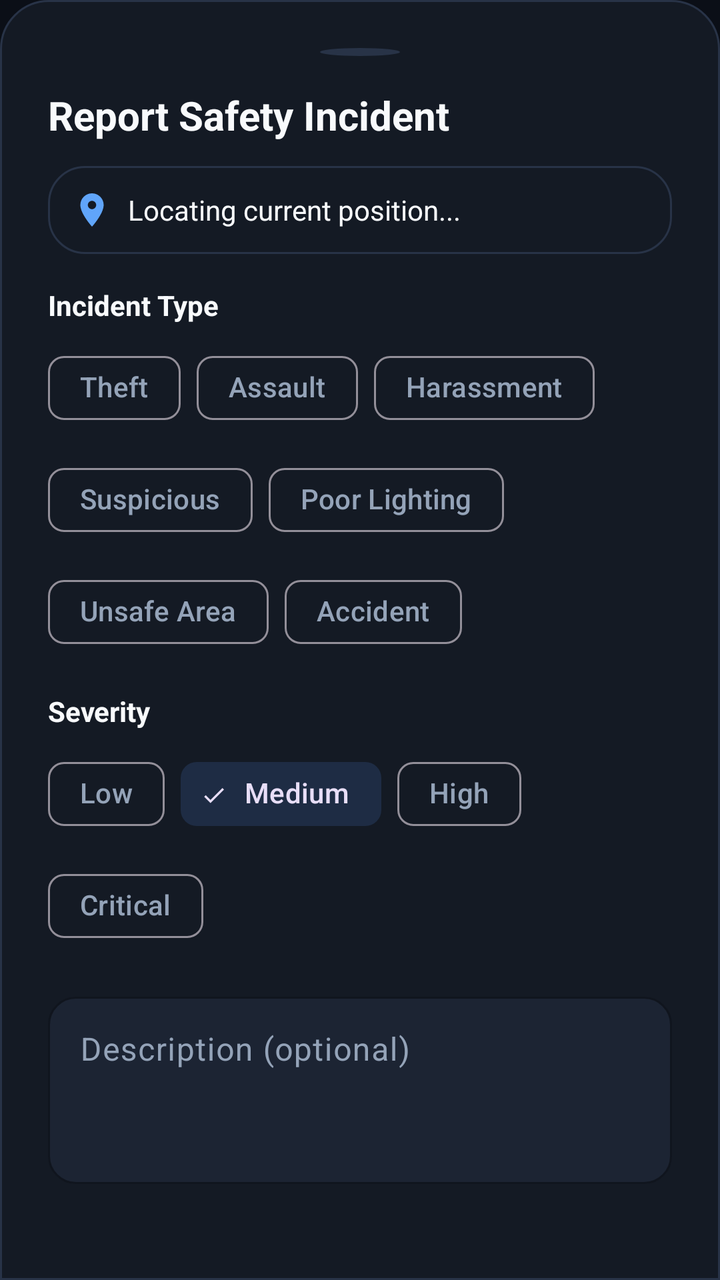
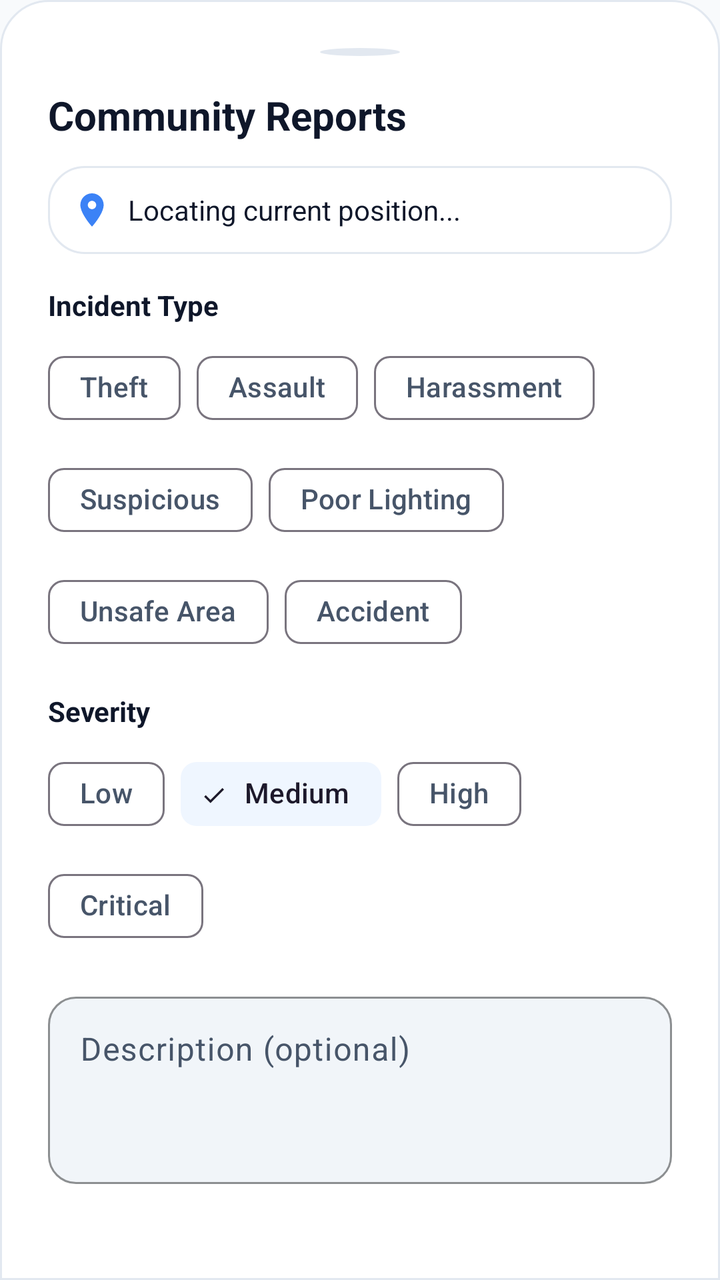

The first picture is an Android layout as it rendered before a commit; the second is the same layout after the commit. The layout source and the unified diff follow.
<!-- AndroidManifest.xml: application theme Theme.RiskFreeRoutes -->
<!-- res/layout/fragment_report_incident.xml -->
<?xml version="1.0" encoding="utf-8"?>
<LinearLayout
    xmlns:android="http://schemas.android.com/apk/res/android"
    xmlns:app="http://schemas.android.com/apk/res-auto"
    android:layout_width="match_parent"
    android:layout_height="wrap_content"
    android:orientation="vertical"
    android:padding="24dp"
    android:background="@drawable/shape_bottom_sheet_bg">

    
    <View
        android:layout_width="40dp"
        android:layout_height="4dp"
        android:layout_gravity="center_horizontal"
        android:layout_marginBottom="16dp"
        android:background="@drawable/shape_circle"
        android:backgroundTint="@color/colorSurfaceBorder" />

    <TextView
        android:layout_width="wrap_content"
        android:layout_height="wrap_content"
        android:text="Report Safety Incident"
        android:textSize="20sp"
        android:textStyle="bold"
        android:textColor="@color/text_primary"
        android:layout_marginBottom="12dp" />

    <LinearLayout
        android:layout_width="match_parent"
        android:layout_height="wrap_content"
        android:orientation="horizontal"
        android:gravity="center_vertical"
        android:background="@drawable/glass_card_bg"
        android:padding="12dp"
        android:layout_marginBottom="16dp">
        
        <ImageView
            android:layout_width="20dp"
            android:layout_height="20dp"
            android:src="@drawable/ic_location_pin"
            app:tint="@color/primary_blue_light" />
            
        <TextView
            android:id="@+id/tvLocationLabel"
            android:layout_width="wrap_content"
            android:layout_height="wrap_content"
            android:text="Locating current position..."
            android:textSize="14sp"
            android:textColor="@color/text_primary"
            android:layout_marginStart="8dp" />
    </LinearLayout>

    <TextView
        android:layout_width="wrap_content"
        android:layout_height="wrap_content"
        android:text="Incident Type"
        android:textSize="14sp"
        android:textStyle="bold"
        android:textColor="@color/text_primary"
        android:layout_marginBottom="8dp" />

    <com.google.android.material.chip.ChipGroup
        android:id="@+id/chipGroupType"
        android:layout_width="match_parent"
        android:layout_height="wrap_content"
        app:singleSelection="true"
        android:layout_marginBottom="16dp">
        <com.google.android.material.chip.Chip android:id="@+id/chip_theft" android:layout_width="wrap_content" android:layout_height="wrap_content" android:text="Theft" style="@style/Widget.Material3.Chip.Filter" />
        <com.google.android.material.chip.Chip android:id="@+id/chip_assault" android:layout_width="wrap_content" android:layout_height="wrap_content" android:text="Assault" style="@style/Widget.Material3.Chip.Filter" />
        <com.google.android.material.chip.Chip android:id="@+id/chip_harassment" android:layout_width="wrap_content" android:layout_height="wrap_content" android:text="Harassment" style="@style/Widget.Material3.Chip.Filter" />
        <com.google.android.material.chip.Chip android:id="@+id/chip_suspicious" android:layout_width="wrap_content" android:layout_height="wrap_content" android:text="Suspicious" style="@style/Widget.Material3.Chip.Filter" />
        <com.google.android.material.chip.Chip android:id="@+id/chip_lighting" android:layout_width="wrap_content" android:layout_height="wrap_content" android:text="Poor Lighting" style="@style/Widget.Material3.Chip.Filter" />
        <com.google.android.material.chip.Chip android:id="@+id/chip_unsafe" android:layout_width="wrap_content" android:layout_height="wrap_content" android:text="Unsafe Area" style="@style/Widget.Material3.Chip.Filter" />
        <com.google.android.material.chip.Chip android:id="@+id/chip_accident" android:layout_width="wrap_content" android:layout_height="wrap_content" android:text="Accident" style="@style/Widget.Material3.Chip.Filter" />
    </com.google.android.material.chip.ChipGroup>

    <TextView
        android:layout_width="wrap_content"
        android:layout_height="wrap_content"
        android:text="Severity"
        android:textSize="14sp"
        android:textStyle="bold"
        android:textColor="@color/text_primary"
        android:layout_marginBottom="8dp" />

    <com.google.android.material.chip.ChipGroup
        android:id="@+id/chipGroupSeverity"
        android:layout_width="match_parent"
        android:layout_height="wrap_content"
        app:singleSelection="true"
        android:layout_marginBottom="16dp">
        <com.google.android.material.chip.Chip android:id="@+id/chip_low" android:layout_width="wrap_content" android:layout_height="wrap_content" android:text="Low" style="@style/Widget.Material3.Chip.Filter" />
        <com.google.android.material.chip.Chip android:id="@+id/chip_medium" android:layout_width="wrap_content" android:layout_height="wrap_content" android:text="Medium" android:checked="true" style="@style/Widget.Material3.Chip.Filter" />
        <com.google.android.material.chip.Chip android:id="@+id/chip_high" android:layout_width="wrap_content" android:layout_height="wrap_content" android:text="High" style="@style/Widget.Material3.Chip.Filter" />
        <com.google.android.material.chip.Chip android:id="@+id/chip_critical" android:layout_width="wrap_content" android:layout_height="wrap_content" android:text="Critical" style="@style/Widget.Material3.Chip.Filter" />
    </com.google.android.material.chip.ChipGroup>

    <com.google.android.material.textfield.TextInputLayout
        android:layout_width="match_parent"
        android:layout_height="wrap_content"
        android:hint="Description (optional)"
        app:boxBackgroundColor="@color/colorSurfaceVariant"
        app:boxStrokeColor="@color/primary_blue"
        app:boxCornerRadiusTopStart="@dimen/input_corner_radius"
        app:boxCornerRadiusTopEnd="@dimen/input_corner_radius"
        app:boxCornerRadiusBottomStart="@dimen/input_corner_radius"
        app:boxCornerRadiusBottomEnd="@dimen/input_corner_radius"
        android:layout_marginBottom="24dp">

        <com.google.android.material.textfield.TextInputEditText
            android:id="@+id/etDescription"
            android:layout_width="match_parent"
            android:layout_height="wrap_content"
            android:minLines="3"
            android:gravity="top|start"
            android:textColor="@color/text_primary" />
    </com.google.android.material.textfield.TextInputLayout>

    <com.google.android.material.button.MaterialButton
        android:id="@+id/btnSubmitReport"
        style="@style/Widget.RiskFreeRoutes.Button.Primary"
        android:layout_width="match_parent"
        android:layout_height="@dimen/button_height"
        android:text="Submit Safety Report" />

</LinearLayout>
<!-- resources referenced by this layout -->
<resources>
  <color name="colorSurfaceBorder">#283347</color>
  <color name="colorSurfaceVariant">#1C2433</color>
  <color name="primary_blue">#3B82F6</color>
  <color name="primary_blue_light">#60A5FA</color>
  <color name="text_primary">#F8FAFC</color>
  <dimen name="button_height">52dp</dimen>
  <dimen name="input_corner_radius">14dp</dimen>
  <style name="Widget.RiskFreeRoutes.Button.Primary" parent="Widget.Material3.Button">
          <item name="backgroundTint">@color/primary_blue_dark</item>
          <item name="android:textColor">@color/text_on_primary</item>
          <item name="cornerRadius">@dimen/button_corner_radius</item>
          <item name="android:minHeight">@dimen/button_height</item>
          <item name="android:paddingTop">12dp</item>
          <item name="android:paddingBottom">12dp</item>
          <item name="android:textSize">@dimen/button_text_size</item>
          <item name="android:textStyle">bold</item>
          <item name="android:letterSpacing">0.02</item>
          <item name="elevation">2dp</item>
      </style>
  <style name="Theme.RiskFreeRoutes" parent="Theme.Material3.Dark.NoActionBar">
  
          
          <item name="colorPrimary">@color/primary_blue</item>
          <item name="colorPrimaryContainer">@color/primary_blue_dark</item>
          <item name="colorOnPrimary">@color/text_on_primary</item>
  
          <item name="colorSecondary">@color/accent_blue</item>
          <item name="colorSecondaryContainer">@color/primary_blue_subtle</item>
          <item name="colorOnSecondary">@color/colorBackground</item>
  
          <item name="colorTertiary">@color/warning_amber</item>
          <item name="colorError">@color/danger_red</item>
          <item name="colorOnError">@color/text_on_primary</item>
  
          <item name="colorSurface">@color/colorSurface</item>
          <item name="colorSurfaceVariant">@color/colorSurfaceVariant</item>
          <item name="colorOnSurface">@color/text_primary</item>
          <item name="colorOnSurfaceVariant">@color/text_secondary</item>
  
          <item name="android:colorBackground">@color/colorBackground</item>
  
          
          <item name="android:statusBarColor">@color/colorBackground</item>
          <item name="android:navigationBarColor">@color/colorBackground</item>
          <item name="android:windowLightStatusBar">false</item>
          <item name="android:windowLightNavigationBar">false</item>
  
          
          <item name="shapeAppearanceSmallComponent">@style/ShapeAppearance.RiskFreeRoutes.SmallComponent</item>
          <item name="shapeAppearanceMediumComponent">@style/ShapeAppearance.RiskFreeRoutes.MediumComponent</item>
          <item name="shapeAppearanceLargeComponent">@style/ShapeAppearance.RiskFreeRoutes.LargeComponent</item>
  
      </style>
  <color name="colorSurface">#141A24</color>
  <dimen name="card_corner_radius">18dp</dimen>
  <color name="primary_blue_dark">#2563EB</color>
  <color name="text_on_primary">#FFFFFF</color>
  <dimen name="button_corner_radius">14dp</dimen>
  <dimen name="button_text_size">15sp</dimen>
  <color name="accent_blue">#93C5FD</color>
  <color name="primary_blue_subtle">#1E2C44</color>
  <color name="colorBackground">#0B0F17</color>
  <color name="warning_amber">#F59E0B</color>
  <color name="danger_red">#EF4444</color>
  <color name="text_secondary">#94A3B8</color>
  <style name="ShapeAppearance.RiskFreeRoutes.SmallComponent" parent="ShapeAppearance.Material3.SmallComponent">
          <item name="cornerRadius">12dp</item>
      </style>
  <style name="ShapeAppearance.RiskFreeRoutes.MediumComponent" parent="ShapeAppearance.Material3.MediumComponent">
          <item name="cornerRadius">18dp</item>
      </style>
  <style name="ShapeAppearance.RiskFreeRoutes.LargeComponent" parent="ShapeAppearance.Material3.LargeComponent">
          <item name="cornerRadius">24dp</item>
      </style>
  <!-- unchanged entries left out for length: 4 -->
</resources>

<!-- the commit's change to res/layout/fragment_report_incident.xml (unified diff, before → after) -->
@@ -20,7 +20,7 @@
     <TextView
         android:layout_width="wrap_content"
         android:layout_height="wrap_content"
-        android:text="Report Safety Incident"
+        android:text="Community Reports"
         android:textSize="20sp"
         android:textStyle="bold"
         android:textColor="@color/text_primary"
<!-- resource entries referenced after the edit -->
@@ -1,10 +1,10 @@
 <!-- resources referenced by this layout -->
 <resources>
-  <color name="colorSurfaceBorder">#283347</color>
-  <color name="colorSurfaceVariant">#1C2433</color>
-  <color name="primary_blue">#3B82F6</color>
-  <color name="primary_blue_light">#60A5FA</color>
-  <color name="text_primary">#F8FAFC</color>
+  <color name="colorSurfaceBorder">#E2E8F0</color>
+  <color name="colorSurfaceVariant">#F1F5F9</color>
+  <color name="primary_blue">#2563EB</color>
+  <color name="primary_blue_light">#3B82F6</color>
+  <color name="text_primary">#0F172A</color>
   <dimen name="button_height">52dp</dimen>
   <dimen name="input_corner_radius">14dp</dimen>
   <style name="Widget.RiskFreeRoutes.Button.Primary" parent="Widget.Material3.Button">
@@ -17,9 +17,9 @@
           <item name="android:textSize">@dimen/button_text_size</item>
           <item name="android:textStyle">bold</item>
           <item name="android:letterSpacing">0.02</item>
-          <item name="elevation">2dp</item>
+          <item name="elevation">1dp</item>
       </style>
-  <style name="Theme.RiskFreeRoutes" parent="Theme.Material3.Dark.NoActionBar">
+  <style name="Theme.RiskFreeRoutes" parent="Theme.Material3.Light.NoActionBar">
   
           
           <item name="colorPrimary">@color/primary_blue</item>
@@ -44,8 +44,8 @@
           
           <item name="android:statusBarColor">@color/colorBackground</item>
           <item name="android:navigationBarColor">@color/colorBackground</item>
-          <item name="android:windowLightStatusBar">false</item>
-          <item name="android:windowLightNavigationBar">false</item>
+          <item name="android:windowLightStatusBar">true</item>
+          <item name="android:windowLightNavigationBar">true</item>
   
           
           <item name="shapeAppearanceSmallComponent">@style/ShapeAppearance.RiskFreeRoutes.SmallComponent</item>
@@ -53,18 +53,18 @@
           <item name="shapeAppearanceLargeComponent">@style/ShapeAppearance.RiskFreeRoutes.LargeComponent</item>
   
       </style>
-  <color name="colorSurface">#141A24</color>
+  <color name="colorSurface">#FFFFFF</color>
   <dimen name="card_corner_radius">18dp</dimen>
-  <color name="primary_blue_dark">#2563EB</color>
+  <color name="primary_blue_dark">#1D4ED8</color>
   <color name="text_on_primary">#FFFFFF</color>
   <dimen name="button_corner_radius">14dp</dimen>
   <dimen name="button_text_size">15sp</dimen>
-  <color name="accent_blue">#93C5FD</color>
-  <color name="primary_blue_subtle">#1E2C44</color>
-  <color name="colorBackground">#0B0F17</color>
-  <color name="warning_amber">#F59E0B</color>
-  <color name="danger_red">#EF4444</color>
-  <color name="text_secondary">#94A3B8</color>
+  <color name="accent_blue">#1D4ED8</color>
+  <color name="primary_blue_subtle">#EFF6FF</color>
+  <color name="colorBackground">#F8FAFC</color>
+  <color name="warning_amber">#D97706</color>
+  <color name="danger_red">#DC2626</color>
+  <color name="text_secondary">#475569</color>
   <style name="ShapeAppearance.RiskFreeRoutes.SmallComponent" parent="ShapeAppearance.Material3.SmallComponent">
           <item name="cornerRadius">12dp</item>
       </style>
